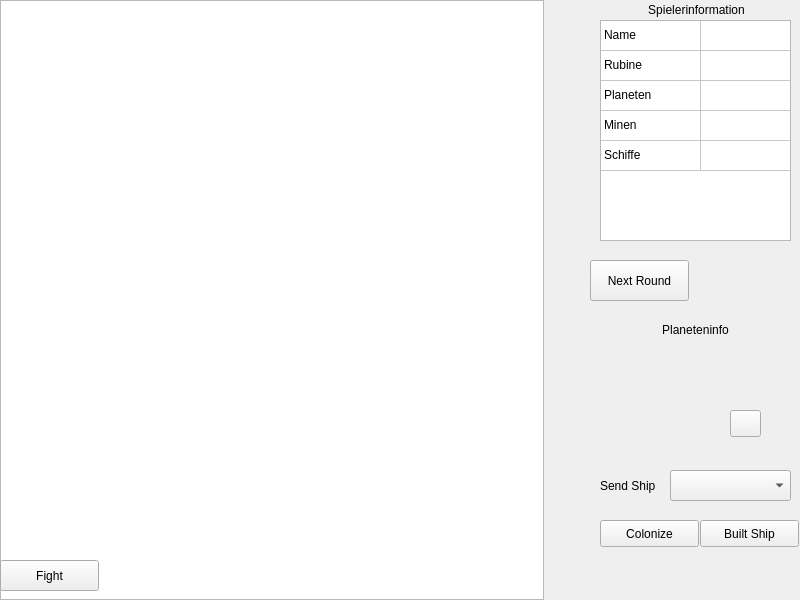
Old version of the form view2D/MainWindow2D.ui in the repository tglane/asteroids.
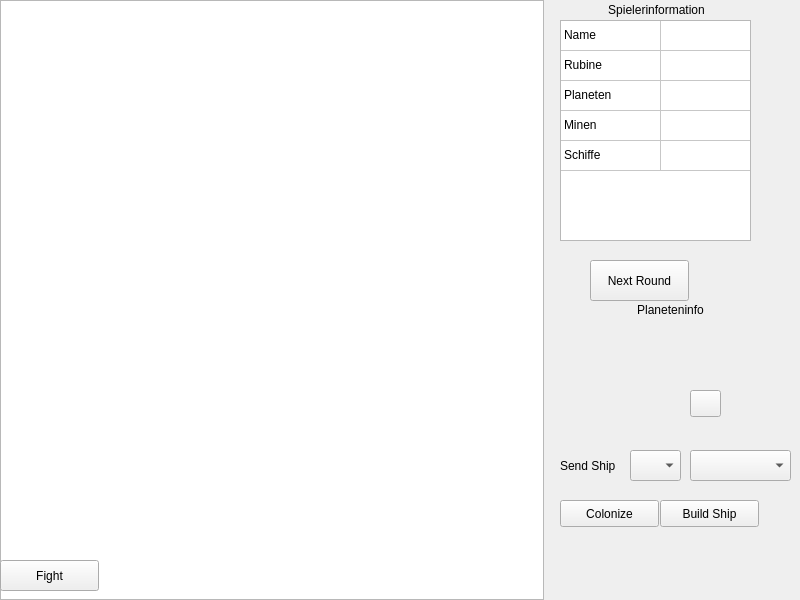
New version of the form.

Commit message: Ich weiß gar nicht mehr was ich da gemacht hab

What changed in the file:
```diff
--- a/view2D/MainWindow2D.ui
+++ b/view2D/MainWindow2D.ui
@@ -85,9 +85,9 @@
       <widget class="QWidget" name="SpielerInfo" native="true">
        <property name="geometry">
         <rect>
-         <x>40</x>
+         <x>0</x>
          <y>0</y>
-         <width>211</width>
+         <width>251</width>
          <height>251</height>
         </rect>
        </property>
@@ -199,18 +199,18 @@
       <widget class="QWidget" name="PlanetInfo" native="true">
        <property name="geometry">
         <rect>
-         <x>40</x>
-         <y>320</y>
-         <width>211</width>
-         <height>281</height>
+         <x>0</x>
+         <y>300</y>
+         <width>251</width>
+         <height>301</height>
         </rect>
        </property>
        <widget class="QLabel" name="PlanetenInfoLabel">
         <property name="geometry">
          <rect>
-          <x>10</x>
+          <x>0</x>
           <y>0</y>
-          <width>191</width>
+          <width>241</width>
           <height>20</height>
          </rect>
         </property>
@@ -224,9 +224,9 @@
        <widget class="QComboBox" name="comboBox">
         <property name="geometry">
          <rect>
-          <x>80</x>
+          <x>140</x>
           <y>150</y>
-          <width>121</width>
+          <width>101</width>
           <height>31</height>
          </rect>
         </property>
@@ -254,7 +254,7 @@
          </rect>
         </property>
         <property name="text">
-         <string>Built Ship</string>
+         <string>Build Ship</string>
         </property>
        </widget>
        <widget class="QLabel" name="SendShip">
@@ -289,9 +289,9 @@
        <widget class="QLabel" name="Info">
         <property name="geometry">
          <rect>
-          <x>10</x>
+          <x>0</x>
           <y>40</y>
-          <width>161</width>
+          <width>171</width>
           <height>41</height>
          </rect>
         </property>
@@ -338,6 +338,16 @@
          <string>&lt;Num of Ships&gt;</string>
         </property>
        </widget>
+       <widget class="QComboBox" name="SendShipNumber">
+        <property name="geometry">
+         <rect>
+          <x>80</x>
+          <y>150</y>
+          <width>51</width>
+          <height>31</height>
+         </rect>
+        </property>
+       </widget>
       </widget>
       <widget class="QPushButton" name="NextRound">
        <property name="geometry">
```
Left out of the diff: 4 changed lines with no effect on the pictures. The commit also changes 2 other files.
